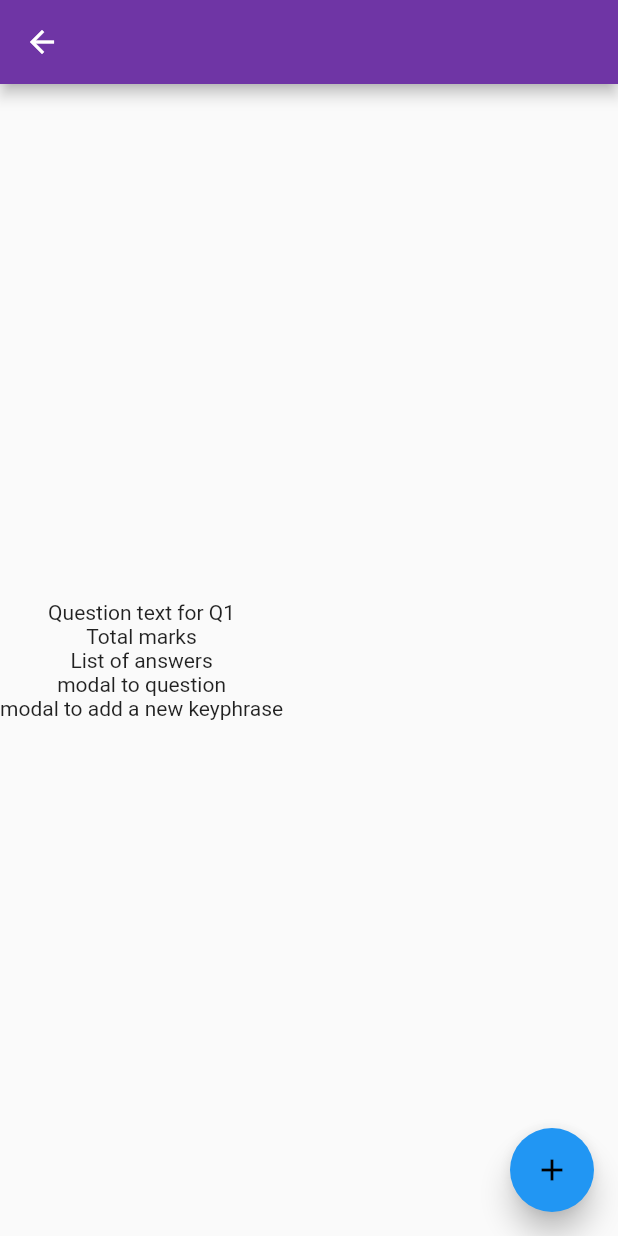
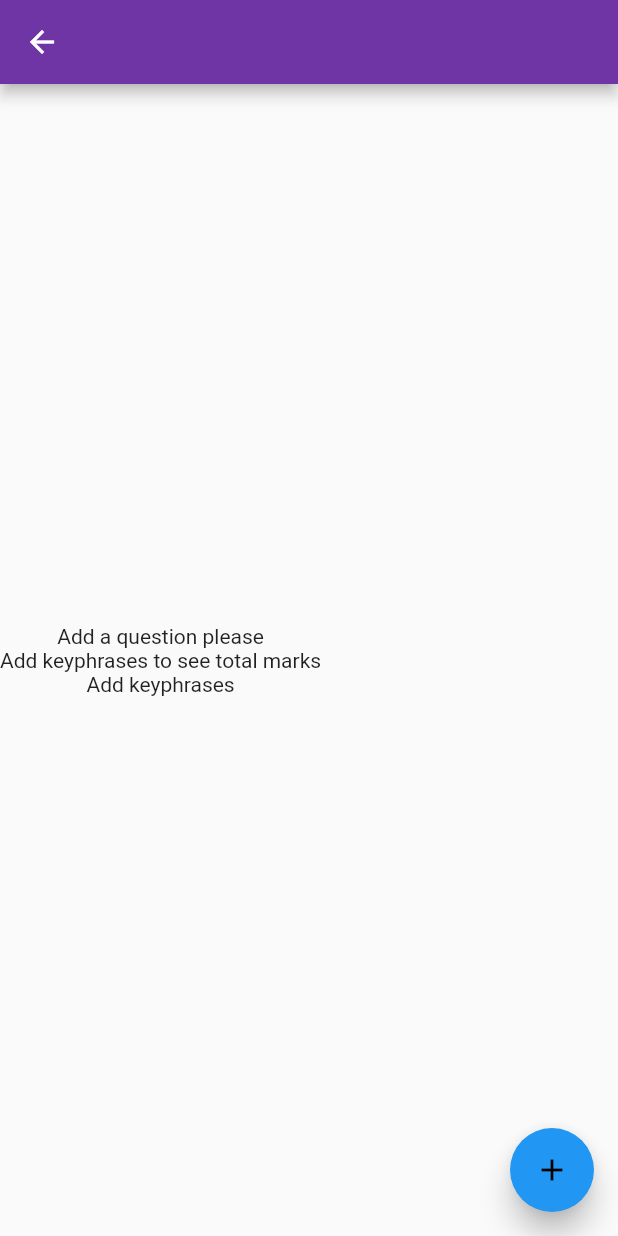
Before and after one commit to sarikasingh00/Handwritten-Subjective-Answer-Evaluation-System, a Flutter app: the QuestionPaperDetailScreen screen opened directly with empty values, after a tap on "Add Question", after a tap on "Q1", on a phone screen of 412 x 824 dp. Run offline on Flutter 3.47's test engine with Material 2 defaults, Android fonts, the light colour scheme and no system bars; drawn by our look-alikes of flutter_speed_dial; our stand-ins replace cloud_firestore, firebase_auth, flutter_svg, image_picker; accounts and stored records are empty.

Commit message:
Retrieval of question content and some error handling

```diff
--- a/paper_evaluation_app/lib/student/question_screen.dart
+++ b/paper_evaluation_app/lib/student/question_screen.dart
@@ -74,8 +74,8 @@ class _QuestionScreenState extends State<QuestionScreen> {
                       //height: MediaQuery.of(context).size.height * 0.8,
                       child: Column(
                         children: [
-                          Text(questionText['question']),
-                          Text(questionText['total_marks'].toString()),
+                          questionText.containsKey('question')?Text(questionText['question']): Text('No question text added yet, please contact your Teacher'),
+                          questionText.containsKey('question') ? Text(questionText['total_marks'].toString()):  Text(''),
                         ],
                       ),
                     ),
--- a/paper_evaluation_app/lib/teacher/question_paper/question_detail_screen.dart
+++ b/paper_evaluation_app/lib/teacher/question_paper/question_detail_screen.dart
@@ -42,8 +42,15 @@ class _QuestionDetailScreenState extends State<QuestionDetailScreen> {
                       // onSubmitted: (_) => __submitData(),
                     ),
                     RaisedButton(
-                        onPressed: () {
-                          TeacherDB().addQuestionText(widget.subjectName, widget.questionPaperName, widget.questionNumber, questionController.text, context, scaffoldKey);
+                        onPressed: () async{
+                          await TeacherDB().addQuestionText(
+                              widget.subjectName,
+                              widget.questionPaperName,
+                              widget.questionNumber,
+                              questionController.text,
+                              context,
+                              scaffoldKey);
+                          scaffoldKey.currentState.setState((){});
                         },
                         child: Text(
                           'Add Question',
@@ -75,7 +82,6 @@ class _QuestionDetailScreenState extends State<QuestionDetailScreen> {
                     right: 10,
                     bottom: MediaQuery.of(context).viewInsets.bottom + 10),
                 child: Column(
-
                   crossAxisAlignment: CrossAxisAlignment.end,
                   children: [
                     TextField(
@@ -90,9 +96,18 @@ class _QuestionDetailScreenState extends State<QuestionDetailScreen> {
                       // onSubmitted: (_) => __submitData(),
                     ),
                     RaisedButton(
-                        onPressed: () {
-                          TeacherDB().addKeyPhrase(widget.subjectName, widget.questionPaperName, widget.questionNumber, keyphraseController.text, double.parse(keyphraseMarksController.text) ,context, scaffoldKey);
+                        onPressed: () async {
+                          await TeacherDB().addKeyPhrase(
+                              widget.subjectName,
+                              widget.questionPaperName,
+                              widget.questionNumber,
+                              keyphraseController.text,
+                              double.parse(keyphraseMarksController.text),
+                              context,
+                              scaffoldKey);
+                          scaffoldKey.currentState.setState((){});
                         },
+
                         child: Text(
                           'Add Keyphrase',
                         ),
@@ -108,12 +123,18 @@ class _QuestionDetailScreenState extends State<QuestionDetailScreen> {
         });
   }
 
-
-
   GlobalKey<ScaffoldState> _scaffoldKey = GlobalKey<ScaffoldState>();
 
   @override
   Widget build(BuildContext context) {
+    return FutureBuilder(
+        future: TeacherDB().getQuestionContent(widget.subjectName,
+            widget.questionPaperName, widget.questionNumber),
+        builder: (context, snapshot) {
+          if (snapshot.connectionState == ConnectionState.waiting) {
+            return Center(child: CircularProgressIndicator());
+          } else if (snapshot.hasData) {
+            Map<String, dynamic> questionContent = snapshot.data;
             return Scaffold(
                 key: _scaffoldKey,
                 appBar: AppBar(
@@ -161,7 +182,8 @@ class _QuestionDetailScreenState extends State<QuestionDetailScreen> {
                         backgroundColor: Colors.red,
                         label: 'Add/Edit Question',
                         // labelStyle: TextStyle(fontSize: 18.0),
-                onTap: () => _startAddQuestionText(context, _scaffoldKey),
+                        onTap: () =>
+                            _startAddQuestionText(context, _scaffoldKey),
                         onLongPress: () => print('Second CHILD LONG PRESS'),
                       ),
                     ]),
@@ -171,12 +193,13 @@ class _QuestionDetailScreenState extends State<QuestionDetailScreen> {
                   mainAxisAlignment: MainAxisAlignment.center,
                   crossAxisAlignment: CrossAxisAlignment.center,
                   children: [
-            Text('Question text for ${widget.questionNumber}'),
-            Text('Total marks'),
-            Text('List of answers'),
-            Text('modal to question'),
-            Text('modal to add a new keyphrase')
+                    // Text('Question text for ${widget.questionNumber}'),
+                    questionContent.containsKey('question') ? Text(questionContent['question']) : Text('Add a question please'),
+                    questionContent.containsKey('total_marks') ? Text(questionContent['total_marks'].toString()) :Text('Add keyphrases to see total marks'),
+                    questionContent.containsKey('answer') ? Text(questionContent['answer'].toString()) :Text('Add keyphrases'),
                   ],
                 )));
           }
+        });
   }
+}
--- a/paper_evaluation_app/lib/teacher/question_paper/question_paper_detail_screen.dart
+++ b/paper_evaluation_app/lib/teacher/question_paper/question_paper_detail_screen.dart
@@ -5,14 +5,14 @@ import './new_question.dart';
 import '../question_paper/question_paper_list.dart';
 
 class QuestionPaperDetailScreen extends StatefulWidget {
-
   final String subjectName;
   final String questionPaperName;
 
   QuestionPaperDetailScreen(this.questionPaperName, this.subjectName);
 
   @override
-  _QuestionPaperDetailScreenState createState() => _QuestionPaperDetailScreenState();
+  _QuestionPaperDetailScreenState createState() =>
+      _QuestionPaperDetailScreenState();
 }
 
 class _QuestionPaperDetailScreenState extends State<QuestionPaperDetailScreen> {
@@ -24,9 +24,11 @@ class _QuestionPaperDetailScreenState extends State<QuestionPaperDetailScreen> {
       backgroundColor: Color(0xFF6F35A5),
       key: _scaffoldKey,
       appBar: AppBar(
-        title: Text(widget.questionPaperName,),
+        title: Text(
+          widget.questionPaperName,
+        ),
         backgroundColor: Color(0xFF6F35A5),
-        ),
+      ),
       body: SingleChildScrollView(
         child: Column(
           mainAxisAlignment: MainAxisAlignment.center,
@@ -44,18 +46,21 @@ class _QuestionPaperDetailScreenState extends State<QuestionPaperDetailScreen> {
               ],
             ),
             Container(
-              height: MediaQuery.of(context).size.height-130,
+              height: MediaQuery.of(context).size.height - 130,
               width: MediaQuery.of(context).size.width,
-              decoration: BoxDecoration(borderRadius: BorderRadius.only(topRight: Radius.circular(60), topLeft: Radius.circular(60)), color: Colors.white),
+              decoration: BoxDecoration(
+                  borderRadius: BorderRadius.only(
+                      topRight: Radius.circular(60),
+                      topLeft: Radius.circular(60)),
+                  color: Colors.white),
               child: Column(
                 mainAxisAlignment: MainAxisAlignment.spaceBetween,
                 children: [
-                  Builder(
-                    builder: (context){
-                      columnContext = context;
-                      return QuestionListView(widget.subjectName,widget.questionPaperName);
-                    }
-                  ),
+                  Builder(builder: (context) {
+                    columnContext = context;
+                    return QuestionListView(
+                        widget.subjectName, widget.questionPaperName);
+                  }),
                   Padding(
                     padding: const EdgeInsets.all(10.0),
                     child: Container(
@@ -70,10 +75,24 @@ class _QuestionPaperDetailScreenState extends State<QuestionPaperDetailScreen> {
                             child: Text('Add Question'),
                             shape: RoundedRectangleBorder(
                                 borderRadius: new BorderRadius.circular(30.0)),
-                            onPressed: () {
-                              TeacherDB().addQuestion(widget.subjectName, widget.questionPaperName, context, _scaffoldKey);
-                                setState(() {
+                            onPressed: () async {
+                              await TeacherDB().addQuestion(
+                                  widget.subjectName,
+                                  widget.questionPaperName,
+                                  context,
+                                  _scaffoldKey);
+                              setState(() {
+
                               });
+                              _scaffoldKey.currentState.showSnackBar(SnackBar(content: Text('New Question Added'),));
+                              //  _scaffoldKey.currentState.build(context);
+                              // Navigator.pushReplacement(
+                              //   context,
+                              //   MaterialPageRoute(
+                              //       builder: (context) =>
+                              //           QuestionPaperDetailScreen(widget.subjectName,widget.questionPaperName)),
+                              // );
+                              // Scaffold.of(context).setState(() {});
                             },
                           ),
                         ),
--- a/paper_evaluation_app/lib/teacher/teacher_db.dart
+++ b/paper_evaluation_app/lib/teacher/teacher_db.dart
@@ -214,8 +214,10 @@ class TeacherDB {
       print(documentData);
       Map<dynamic, dynamic> answerMap = documentData['answer'];
       answerMap["\"$keyPhrase\""] = marks;
-      await currQuestionDocument
-          .updateData({'answer': answerMap, 'total_marks': FieldValue.increment(marks)}).then((value) {
+      await currQuestionDocument.updateData({
+        'answer': answerMap,
+        'total_marks': FieldValue.increment(marks)
+      }).then((value) {
         print("Keyphrase added successfully in existing case");
         Navigator.of(context).pop();
         scaffoldKey.currentState.showSnackBar(SnackBar(
@@ -227,10 +229,11 @@ class TeacherDB {
           content: Text("Error Adding Key Phrase"),
         ));
       });
-    }
-    else {
-      await currQuestionDocument
-          .updateData({'answer': {"\"$keyPhrase\"":marks}, 'total_marks':marks}).then((value) {
+    } else {
+      await currQuestionDocument.updateData({
+        'answer': {"\"$keyPhrase\"": marks},
+        'total_marks': marks
+      }).then((value) {
         print("Keyphrase added successfully in non existing case");
         Navigator.of(context).pop();
         scaffoldKey.currentState.showSnackBar(SnackBar(
@@ -257,4 +260,29 @@ class TeacherDB {
     //   ));
     // });
   }
+
+  Future<Map<String, dynamic>> getQuestionContent(String subjectName,
+      String questionPaperName, String questionNumber) async {
+    FirebaseUser user;
+    await FirebaseAuth.instance.currentUser().then((value) => user = value);
+    DocumentReference currQuestionDocument = Firestore.instance
+        .collection('users')
+        .document(user.uid.toString())
+        .collection('subjects')
+        .document(subjectName)
+        .collection('question_papers')
+        .document(questionPaperName)
+        .collection('questions')
+        .document(questionNumber);
+
+    Map<String, dynamic> questionContent;
+    await currQuestionDocument
+        .get()
+        .then((value) => questionContent = value.data)
+        .catchError((e) {
+      print("Error getting que content $e");
+    });
+    print(questionContent);
+    return questionContent;
+  }
 }
```
Lines whose indentation alone changed are shown as unchanged.
